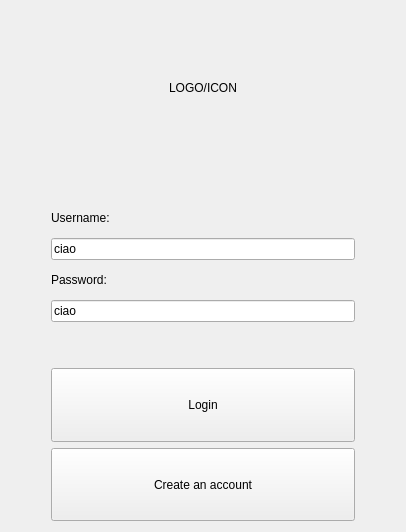
Old version of the form Login/logindialog.ui in the repository cosimo265598/Edilive.
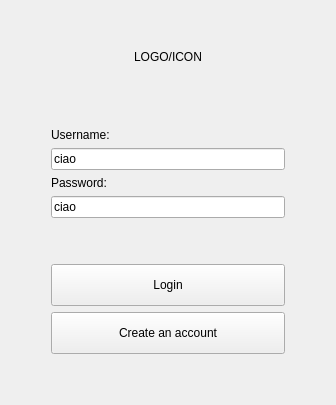
New version of the form.

The edit to the form file:
```diff
--- a/Login/logindialog.ui
+++ b/Login/logindialog.ui
@@ -6,8 +6,8 @@
    <rect>
     <x>0</x>
     <y>0</y>
-    <width>406</width>
-    <height>532</height>
+    <width>336</width>
+    <height>405</height>
    </rect>
   </property>
   <property name="windowTitle">
@@ -671,6 +671,22 @@
      </item>
     </layout>
    </item>
+   <item>
+    <spacer name="verticalSpacer_2">
+     <property name="orientation">
+      <enum>Qt::Vertical</enum>
+     </property>
+     <property name="sizeType">
+      <enum>QSizePolicy::Maximum</enum>
+     </property>
+     <property name="sizeHint" stdset="0">
+      <size>
+       <width>20</width>
+       <height>40</height>
+      </size>
+     </property>
+    </spacer>
+   </item>
   </layout>
  </widget>
  <resources/>
```
